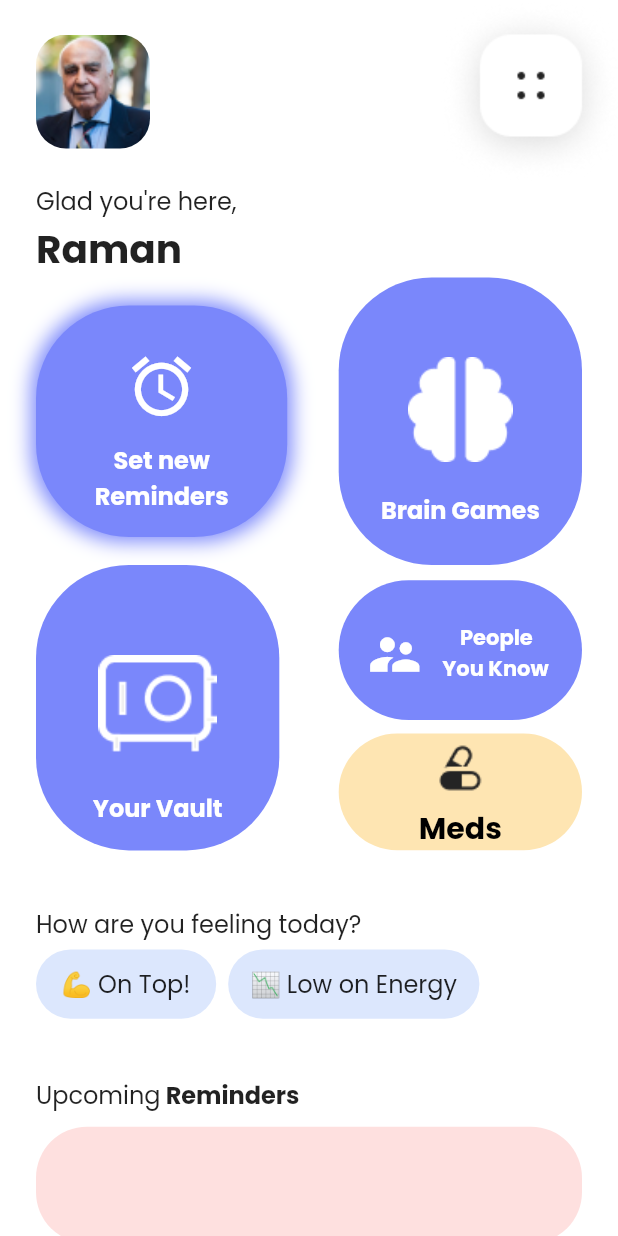
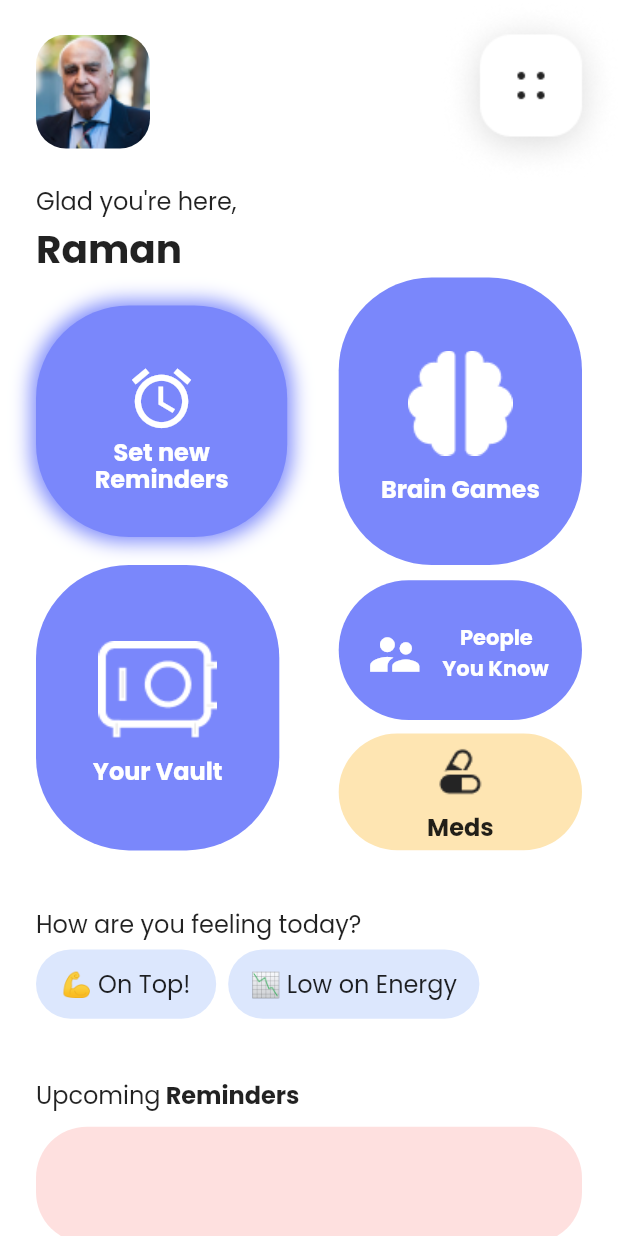
Before and after one commit to shivansh02/zuno, a Flutter app: the screen it shows after launch, on a phone screen of 412 x 824 dp. Run offline on Flutter 3.47's test engine with Material 2 defaults, Android fonts, the phone set to English and light mode, and no system bars.

Commit message:
fixed overflow

```diff
--- a/lib/main.dart
+++ b/lib/main.dart
@@ -92,20 +92,18 @@ class HomePage extends StatelessWidget {
                       width: (screenWidth / 2.46),
                       height: (screenHeight / 5.34),
                       child: Column(
+                        mainAxisAlignment: MainAxisAlignment.center,
                         children: const [
-                          Center(
-                            child: Padding(
-                              padding: EdgeInsets.only(top: 30.63),
+                          Padding(
+                            padding: EdgeInsets.only(top: 10),
                             child: Icon(
                               Icons.alarm,
                               size: 47.37,
                               color: Colors.white,
                             ),
                           ),
-                          ),
-                          Center(
-                            child: Padding(
-                              padding: EdgeInsets.only(top: 13.0),
+                          Padding(
+                            padding: EdgeInsets.only(top: 0),
                             child: Text(
                               "Set new",
                               style: TextStyle(
@@ -114,15 +112,13 @@ class HomePage extends StatelessWidget {
                                   fontWeight: FontWeight.w600),
                             ),
                           ),
-                          ),
-                          Center(
-                            child: Text(
+                          Text(
                             "Reminders",
                             style: TextStyle(
+                                height: 1,
                                 color: Colors.white,
                                 fontSize: 16,
                                 fontWeight: FontWeight.w600),
-                            ),
                           )
                         ],
                       ),
@@ -145,25 +141,21 @@ class HomePage extends StatelessWidget {
                       width: (screenWidth / 2.54),
                       height: (screenHeight / 4.3),
                       child: Column(
+                        mainAxisAlignment: MainAxisAlignment.center,
                         children: [
-                          Center(
-                            child: Padding(
-                              padding:
-                                  const EdgeInsets.only(top: 53, bottom: 20),
+                          Padding(
+                            padding: const EdgeInsets.only(top: 10, bottom: 10),
                             child: Image.asset(
                               'assets/Vector.png',
                               color: Colors.white,
                             ),
                           ),
-                          ),
-                          const Center(
-                            child: Text(
+                          Text(
                             "Brain Games",
                             style: TextStyle(
                                 color: Colors.white,
                                 fontSize: 16,
                                 fontWeight: FontWeight.w600),
-                            ),
                           ),
                         ],
                       ),
@@ -193,23 +185,18 @@ class HomePage extends StatelessWidget {
                       width: (screenWidth / 2.54),
                       height: (screenHeight / 4.33),
                       child: Column(
+                        mainAxisAlignment: MainAxisAlignment.center,
                         children: [
-                          Center(
-                              child: Padding(
-                            padding: const EdgeInsets.only(top: 60),
+                          Padding(
+                            padding: const EdgeInsets.only(top: 10, bottom: 10),
                             child: Image.asset('assets/vault.png'),
-                          )),
-                          const Center(
-                            child: Padding(
-                              padding: EdgeInsets.only(top: 25.17),
-                              child: Text(
+                          ),
+                          const Text(
                             "Your Vault",
                             style: TextStyle(
                                 color: Colors.white,
                                 fontSize: 16,
                                 fontWeight: FontWeight.w600),
-                              ),
-                            ),
                           ),
                         ],
                       ),
@@ -271,30 +258,23 @@ class HomePage extends StatelessWidget {
                           decoration: BoxDecoration(
                               borderRadius: BorderRadius.circular(62.0),
                               color: const Color(0xFFFEE5B2),
-                              boxShadow: const [
-                                // BoxShadow(
-                                //     color: Color(0xFFFEE5B2),
-                                //     spreadRadius: 3,
-                                //     blurRadius: 11)
-                              ]),
+                              boxShadow: const []),
                           width: (screenWidth / 2.54),
                           height: (screenHeight / 10.6),
                           child: Column(
+                            // crossAxisAlignment: CrossAxisAlignment.center,
+                            mainAxisAlignment: MainAxisAlignment.center,
                             children: [
-                              Center(
-                                child: Padding(
-                                  padding: const EdgeInsets.only(top: 6),
+                              Padding(
+                                padding: const EdgeInsets.only(top: 5),
                                 child: Image.asset('assets/pills.png'),
                               ),
-                              ),
-                              const Center(
-                                child: Text(
+                              const Text(
                                 "Meds",
                                 style: TextStyle(
-                                      color: Colors.black,
-                                      fontSize: 20,
+                                    color: Colors.black87,
+                                    fontSize: 16,
                                     fontWeight: FontWeight.w600),
-                                ),
                               ),
                             ],
                           ),
@@ -452,7 +432,7 @@ class HomePage extends StatelessWidget {
                         ),
                       ),
                       Padding(
-                        padding: const EdgeInsets.only(top: 25.39, left: 40),
+                        padding: const EdgeInsets.only(top: 25.39, left: 35),
                         child: Image.asset('assets/log.png'),
                       ),
                     ],
```
Lines whose indentation alone changed are shown as unchanged.
